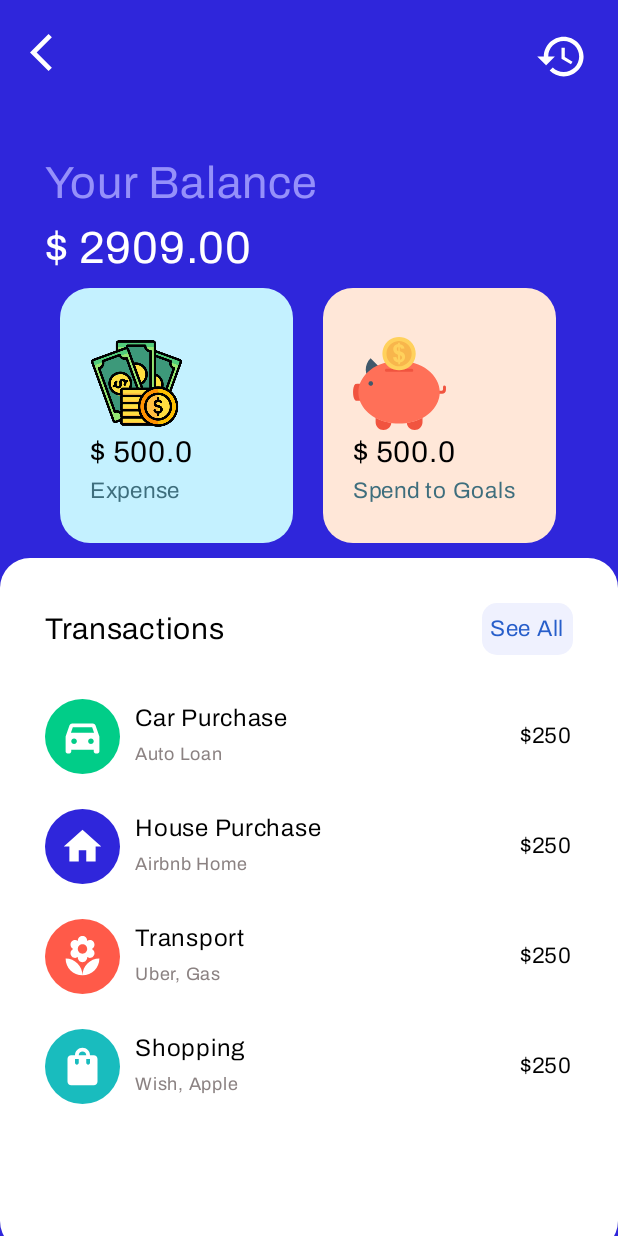
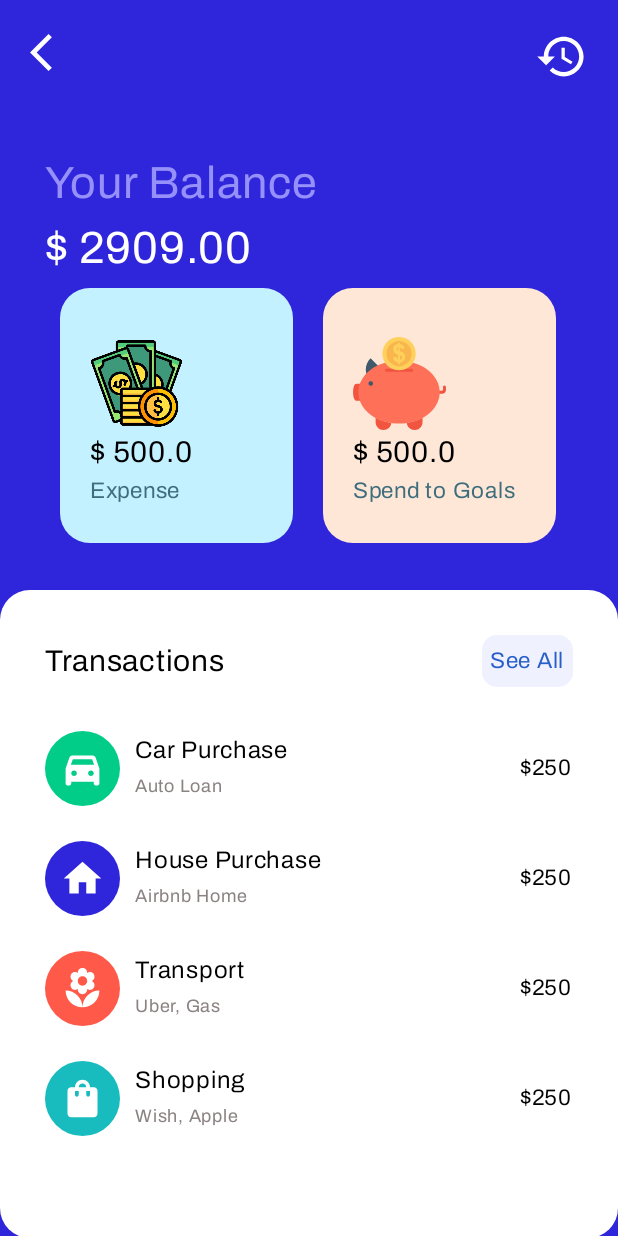
Before and after one commit to iamabdh/MoneyManager, an Android app built with Jetpack Compose: the TransactionScreen screen opened through its navigation route, on a phone screen of 412 x 824 dp. Run offline under Robolectric (Android 15) with nearby library versions, the phone set to English and light mode, and no system bars.

```diff
--- a/app/src/main/java/com/example/moneymanager/screen/TransactionScreen.kt
+++ b/app/src/main/java/com/example/moneymanager/screen/TransactionScreen.kt
@@ -9,6 +9,7 @@ import androidx.compose.foundation.layout.Box
 import androidx.compose.foundation.layout.Column
 import androidx.compose.foundation.layout.Row
 import androidx.compose.foundation.layout.Spacer
+import androidx.compose.foundation.layout.fillMaxHeight
 import androidx.compose.foundation.layout.fillMaxSize
 import androidx.compose.foundation.layout.fillMaxWidth
 import androidx.compose.foundation.layout.height
@@ -16,8 +17,10 @@ import androidx.compose.foundation.layout.offset
 import androidx.compose.foundation.layout.padding
 import androidx.compose.foundation.layout.size
 import androidx.compose.foundation.layout.width
+import androidx.compose.foundation.rememberScrollState
 import androidx.compose.foundation.shape.CircleShape
 import androidx.compose.foundation.shape.RoundedCornerShape
+import androidx.compose.foundation.verticalScroll
 import androidx.compose.material.Card
 import androidx.compose.material.ExperimentalMaterialApi
 import androidx.compose.material.FractionalThreshold
@@ -63,9 +66,9 @@ fun TransactionScreen(
     navController: NavController
 ) {
     val swipeableState = rememberSwipeableState(initialValue = States.COLLAPSE)
-    val offset = 10.dp
+    val offset = 1.dp
     val sizePx = with(LocalDensity.current){offset.toPx()}
-    val anchors = mapOf(sizePx to States.COLLAPSE, 0f to States.EXPAND)
+    val anchors = mapOf(sizePx to States.COLLAPSE, -600f to States.EXPAND)
 
     Column(
         modifier = Modifier
@@ -135,6 +138,9 @@ fun TransactionScreen(
 
             }
         }
+
+        Spacer(modifier = Modifier.height(30.dp))
+
         Box(
             modifier = Modifier
                 .offset {
@@ -160,6 +166,7 @@ fun TransactionScreen(
                    modifier = Modifier
                        .fillMaxSize()
                        .padding(30.dp)
+                       .verticalScroll(rememberScrollState())
                ) {
                    Row(
                        horizontalArrangement = Arrangement.SpaceBetween,
```
